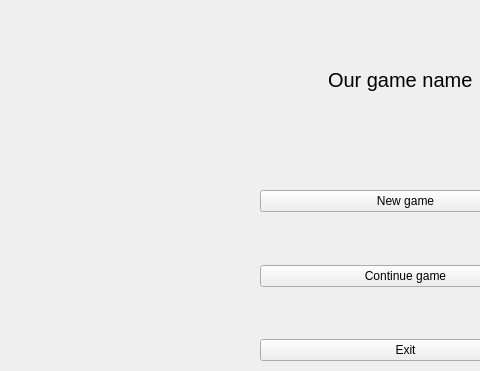
Before: the Qt Designer form mainmenu.ui in Toxa-man/TestRep, drawn with Qt 5; both pictures show x 0 to 480 and y 0 to 371 of the 806 by 501 pixel window.
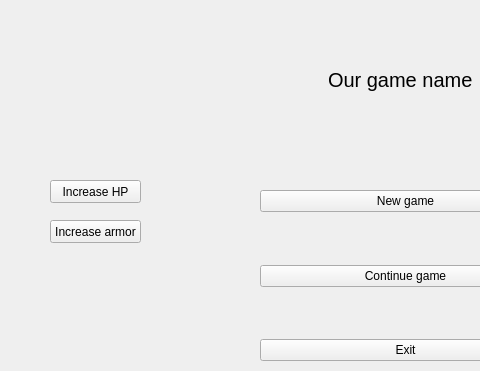
After: the same form once the commit is applied.

What changed in the file:
```diff
--- a/mainmenu.ui
+++ b/mainmenu.ui
@@ -122,6 +122,32 @@
     </item>
    </layout>
   </widget>
+  <widget class="QPushButton" name="incHPBtn">
+   <property name="geometry">
+    <rect>
+     <x>50</x>
+     <y>180</y>
+     <width>91</width>
+     <height>23</height>
+    </rect>
+   </property>
+   <property name="text">
+    <string>Increase HP</string>
+   </property>
+  </widget>
+  <widget class="QPushButton" name="incArmorBtn">
+   <property name="geometry">
+    <rect>
+     <x>50</x>
+     <y>220</y>
+     <width>91</width>
+     <height>23</height>
+    </rect>
+   </property>
+   <property name="text">
+    <string>Increase armor</string>
+   </property>
+  </widget>
  </widget>
  <resources/>
  <connections/>
```
